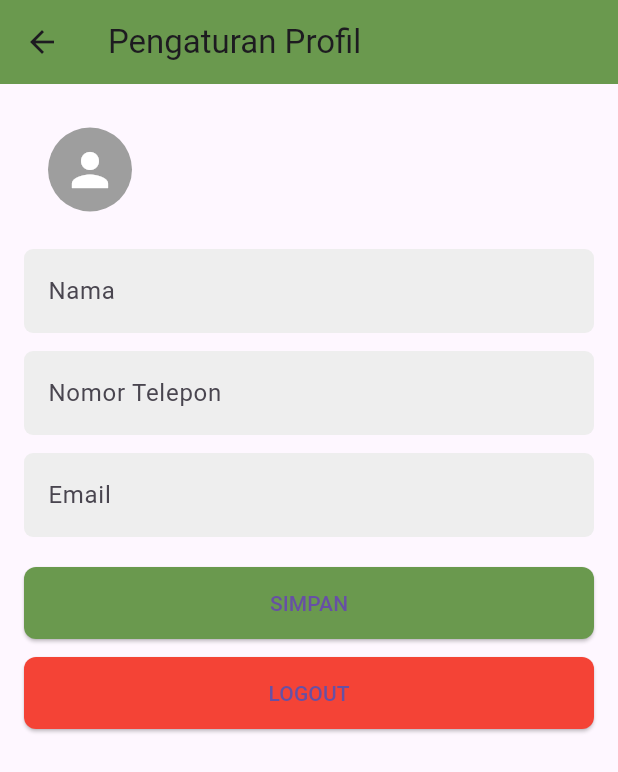
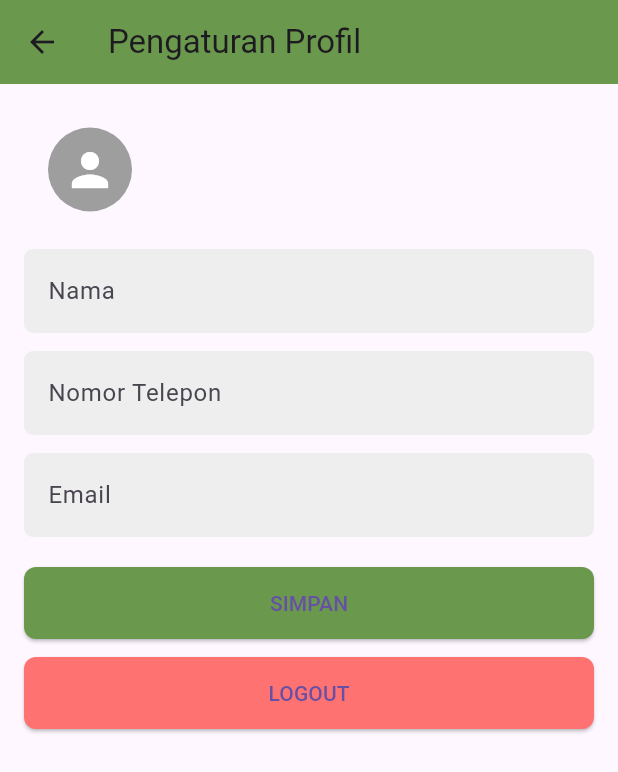
Before and after one commit to anisyarahmawati1097/PBL-PARKEY, a Flutter app: the PengaturanProfilPage screen opened directly with empty values, on a phone screen of 412 x 824 dp. Shown: the top 772 px of the screen. Run offline on Flutter 3.47's test engine with Material 3 defaults, Android fonts, the phone set to English and light mode, and no system bars.

Commit message:
mengganti warna tombol longout

```diff
--- a/lib/pengaturan_profil.dart
+++ b/lib/pengaturan_profil.dart
@@ -103,7 +103,7 @@ class PengaturanProfilPage extends StatelessWidget {
             // Tombol Logout
             ElevatedButton(
               style: ElevatedButton.styleFrom(
-                backgroundColor: Colors.red,
+                backgroundColor: Color.fromARGB(255, 255, 114, 114),
                 minimumSize: const Size(double.infinity, 48),
                 shape: RoundedRectangleBorder(
                   borderRadius: BorderRadius.circular(8),
```
